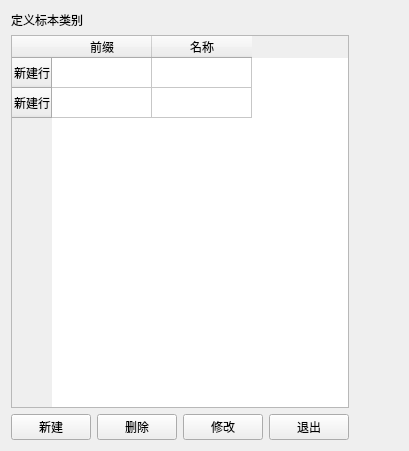
The window that tabsystemset/otherwidget/userset.ui (YYC572652645/PatholoSystem) describes before a commit, drawn with Qt 5.
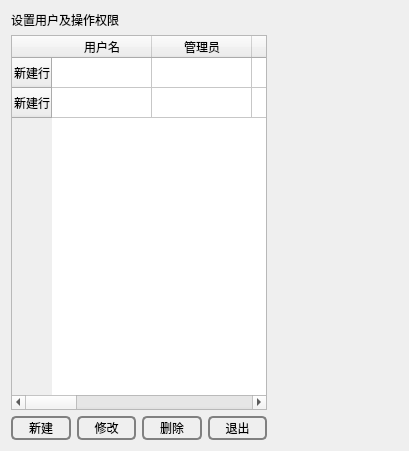
The same window after the commit.

```diff
--- a/tabsystemset/otherwidget/userset.ui
+++ b/tabsystemset/otherwidget/userset.ui
@@ -21,7 +21,7 @@
        <item>
         <widget class="QLabel" name="label">
          <property name="text">
-          <string>定义标本类别</string>
+          <string>设置用户及操作权限</string>
          </property>
         </widget>
        </item>
@@ -39,12 +39,47 @@
          </row>
          <column>
           <property name="text">
-           <string>前缀</string>
+           <string>用户名</string>
           </property>
          </column>
          <column>
           <property name="text">
-           <string>名称</string>
+           <string>管理员</string>
+          </property>
+         </column>
+         <column>
+          <property name="text">
+           <string>登记</string>
+          </property>
+         </column>
+         <column>
+          <property name="text">
+           <string>取材</string>
+          </property>
+         </column>
+         <column>
+          <property name="text">
+           <string>常规切片</string>
+          </property>
+         </column>
+         <column>
+          <property name="text">
+           <string>免疫组化</string>
+          </property>
+         </column>
+         <column>
+          <property name="text">
+           <string>特殊染色</string>
+          </property>
+         </column>
+         <column>
+          <property name="text">
+           <string>查询</string>
+          </property>
+         </column>
+         <column>
+          <property name="text">
+           <string>备注</string>
           </property>
          </column>
         </widget>
@@ -53,27 +88,123 @@
         <layout class="QHBoxLayout" name="horizontalLayout">
          <item>
           <widget class="QPushButton" name="pushButtonNew">
+           <property name="styleSheet">
+            <string notr="true">QPushButton
+{
+    background-color: transparent;
+    border-radius:5px;
+    border:2px solid gray;
+    color:black;
+    height:20px;
+}
+
+QPushButton:hover
+{
+    background-color: rgb(0,130,150);
+    border-radius:5px;
+    color:white;
+}
+
+QPushButton:hover:pressed
+{
+    background-color:rgb(85,170,255);
+    border-radius:5px;
+    color:white;
+}</string>
+           </property>
            <property name="text">
             <string>新建</string>
            </property>
           </widget>
          </item>
-         <item>
-          <widget class="QPushButton" name="pushButtonDelete">
-           <property name="text">
-            <string>删除</string>
-           </property>
-          </widget>
-         </item>
          <item>
           <widget class="QPushButton" name="pushButtonUpdate">
+           <property name="styleSheet">
+            <string notr="true">QPushButton
+{
+    background-color: transparent;
+    border-radius:5px;
+    border:2px solid gray;
+    color:black;
+    height:20px;
+}
+
+QPushButton:hover
+{
+    background-color: rgb(0,130,150);
+    border-radius:5px;
+    color:white;
+}
+
+QPushButton:hover:pressed
+{
+    background-color:rgb(85,170,255);
+    border-radius:5px;
+    color:white;
+}</string>
+           </property>
            <property name="text">
             <string>修改</string>
            </property>
           </widget>
          </item>
+         <item>
+          <widget class="QPushButton" name="pushButtonDelete">
+           <property name="styleSheet">
+            <string notr="true">QPushButton
+{
+    background-color: transparent;
+    border-radius:5px;
+    border:2px solid gray;
+    color:black;
+    height:20px;
+}
+
+QPushButton:hover
+{
+    background-color: rgb(0,130,150);
+    border-radius:5px;
+    color:white;
+}
+
+QPushButton:hover:pressed
+{
+    background-color:rgb(85,170,255);
+    border-radius:5px;
+    color:white;
+}</string>
+           </property>
+           <property name="text">
+            <string>删除</string>
+           </property>
+          </widget>
+         </item>
          <item>
           <widget class="QPushButton" name="pushButtonExit">
+           <property name="styleSheet">
+            <string notr="true">QPushButton
+{
+    background-color: transparent;
+    border-radius:5px;
+    border:2px solid gray;
+    color:black;
+    height:20px;
+}
+
+QPushButton:hover
+{
+    background-color: rgb(0,130,150);
+    border-radius:5px;
+    color:white;
+}
+
+QPushButton:hover:pressed
+{
+    background-color:rgb(85,170,255);
+    border-radius:5px;
+    color:white;
+}</string>
+           </property>
            <property name="text">
             <string>退出</string>
            </property>
```
